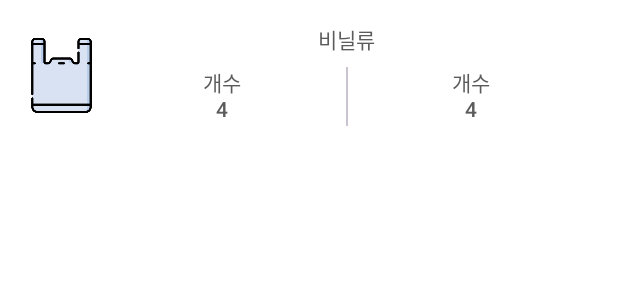
After one commit to TUK-SW-capstone-2023-PLANET/PLANET_frontend, an Android app built with Jetpack Compose: the @Preview function TrashCard, on a phone screen of 412 x 824 dp. The commit adds this screen. Shown: the top 300 px of the screen. Run offline under Robolectric (Android 15) with nearby library versions, the phone set to English and light mode, and no system bars.

```diff
--- a/app/src/main/AndroidManifest.xml
+++ b/app/src/main/AndroidManifest.xml
@@ -28,7 +28,7 @@
         tools:targetApi="31">
         <provider
             android:name="androidx.core.content.FileProvider"
-            android:authorities="com.example.planet"
+            android:authorities="com.example.planet.provider"
             android:grantUriPermissions="true"
             android:exported="false">
             <meta-data
@@ -59,7 +59,7 @@
             android:screenOrientation="portrait"
             android:theme="@style/Theme.MyApplication" />
         <activity
-            android:name=".screen.MainActivity"
+            android:name=".screen.main.MainActivity"
             android:exported="false"
             android:label="@string/app_name"
             android:screenOrientation="portrait"
--- /dev/null
+++ b/app/src/main/java/com/example/planet/component/map/trashList/TrashCard.kt
@@ -0,0 +1,68 @@
+package com.example.planet.component.map.trashList
+
+import androidx.compose.foundation.Image
+import androidx.compose.foundation.layout.Arrangement
+import androidx.compose.foundation.layout.Box
+import androidx.compose.foundation.layout.Column
+import androidx.compose.foundation.layout.Row
+import androidx.compose.foundation.layout.fillMaxHeight
+import androidx.compose.foundation.layout.fillMaxSize
+import androidx.compose.foundation.layout.fillMaxWidth
+import androidx.compose.foundation.layout.height
+import androidx.compose.foundation.layout.padding
+import androidx.compose.foundation.layout.size
+import androidx.compose.foundation.layout.width
+import androidx.compose.foundation.layout.wrapContentHeight
+import androidx.compose.material3.Divider
+import androidx.compose.material3.MaterialTheme
+import androidx.compose.material3.Text
+import androidx.compose.runtime.Composable
+import androidx.compose.ui.Alignment
+import androidx.compose.ui.Modifier
+import androidx.compose.ui.focus.focusModifier
+import androidx.compose.ui.res.colorResource
+import androidx.compose.ui.res.painterResource
+import androidx.compose.ui.text.font.FontWeight
+import androidx.compose.ui.tooling.preview.Preview
+import androidx.compose.ui.unit.dp
+import com.example.planet.R
+
+@Preview(showBackground = true)
+@Composable
+fun TrashCard() {
+    Row(
+        modifier = Modifier
+            .fillMaxWidth()
+            .height(100.dp)
+            .padding(16.dp),
+        verticalAlignment = Alignment.CenterVertically
+    ) {
+        Image(
+            painter = painterResource(id = R.drawable.vinyl_trash),
+            contentDescription = null,
+            modifier = Modifier.size(50.dp)
+        )
+        Column(modifier = Modifier.weight(1f), horizontalAlignment = Alignment.CenterHorizontally) {
+            Text(text = "비닐류", modifier = Modifier.padding(bottom = 8.dp), color = colorResource(id = R.color.font_background_color1))
+            Row(modifier = Modifier
+                .fillMaxWidth()
+                .weight(1f), horizontalArrangement = Arrangement.SpaceEvenly) {
+                Column(modifier = Modifier, horizontalAlignment = Alignment.CenterHorizontally) {
+                    Text(text = "개수", color = colorResource(id = R.color.font_background_color1))
+                    Text(text = "4", color = colorResource(id = R.color.font_background_color1), fontWeight = FontWeight.Medium)
+                }
+                Divider(
+//                        color = Color.Red,
+                    modifier = Modifier
+                        .fillMaxHeight()  //fill the max height
+                        .width(1.dp)
+                )
+                Column(modifier = Modifier, horizontalAlignment = Alignment.CenterHorizontally) {
+                    Text(text = "개수", color = colorResource(id = R.color.font_background_color1))
+                    Text(text = "4", color = colorResource(id = R.color.font_background_color1), fontWeight = FontWeight.Medium)
+                }
+            }
+        }
+    }
+
+}
--- a/app/src/main/java/com/example/planet/screen/splash/SplashActivity.kt
+++ b/app/src/main/java/com/example/planet/screen/splash/SplashActivity.kt
@@ -5,6 +5,7 @@ import android.os.Bundle
 import android.os.Handler
 import androidx.activity.ComponentActivity
 import androidx.activity.compose.setContent
+import com.example.planet.screen.main.MainActivity
 import com.example.planet.screen.map.MapActivity
 import com.example.planet.screen.splash.ui.theme.PLANETTheme
 import dagger.hilt.android.AndroidEntryPoint
@@ -18,7 +19,7 @@ class SplashActivity : ComponentActivity() {
                 Handler().postDelayed(Runnable {
                     // 앱의 main activity로 넘어가기
 //                    val i = Intent(this, MainActivity::class.java)
-                    val i = Intent(this, MapActivity::class.java)
+                    val i = Intent(this, MainActivity::class.java)
                     startActivity(i)
                     // 현재 액티비티 닫기
                     finish()
--- a/app/src/main/java/com/example/planet/viewmodel/MapViewModel.kt
+++ b/app/src/main/java/com/example/planet/viewmodel/MapViewModel.kt
@@ -1,14 +1,10 @@
 package com.example.planet.viewmodel
 
 import android.content.Context
-import androidx.core.content.FileProvider
 import androidx.lifecycle.ViewModel
-import com.example.planet.BuildConfig
 import com.example.planet.repository.MapRepository
-import com.example.planet.util.createNewFile
 import dagger.hilt.android.lifecycle.HiltViewModel
 import dagger.hilt.android.qualifiers.ApplicationContext
-import java.util.Objects
 import javax.inject.Inject
 
 @HiltViewModel
@@ -19,7 +15,6 @@ class MapViewModel @Inject constructor(
 
 
 //    val uri = ComposeFileProvider.getImageUri(Objects.requireNonNull(context))
-    val file = context.createNewFile()
 //    val uri = FileProvider.getUriForFile(context, BuildConfig.APPLICATION_ID, file)
 //    val uri = FileProvider.getUriForFile(
 //        Objects.requireNonNull(context),
```
Also changed, not shown: app/src/main/java/com/example/planet/component/main/MainTopSwitch.kt (added, +102 -0 lines), app/src/main/java/com/example/planet/screen/main/MainActivity.kt (renamed from app/src/main/java/com/example/planet/screen/MainActivity.kt, +7 -3 lines), app/src/main/java/com/example/planet/screen/main/MainScreen.kt (added, +17 -0 lines), app/src/main/java/com/example/planet/screen/map/MapGraph.kt (+3 -4 lines), app/src/main/java/com/example/planet/screen/map/RecordScreen.kt (+17 -12 lines), app/src/main/java/com/example/planet/screen/map/TrashListScreen.kt (added, +23 -0 lines), app/src/main/java/com/example/planet/util/ComposeFileProvider.kt (deleted, +0 -37 lines), app/src/main/java/com/example/planet/util/Util.kt (+35 -24 lines), app/src/main/java/com/example/planet/viewmodel/MainViewModel.kt (added, +20 -0 lines), app/src/main/res/xml/filepaths.xml (+1 -25 lines), app/src/main/res/drawable/vinyl_trash.png (added).
